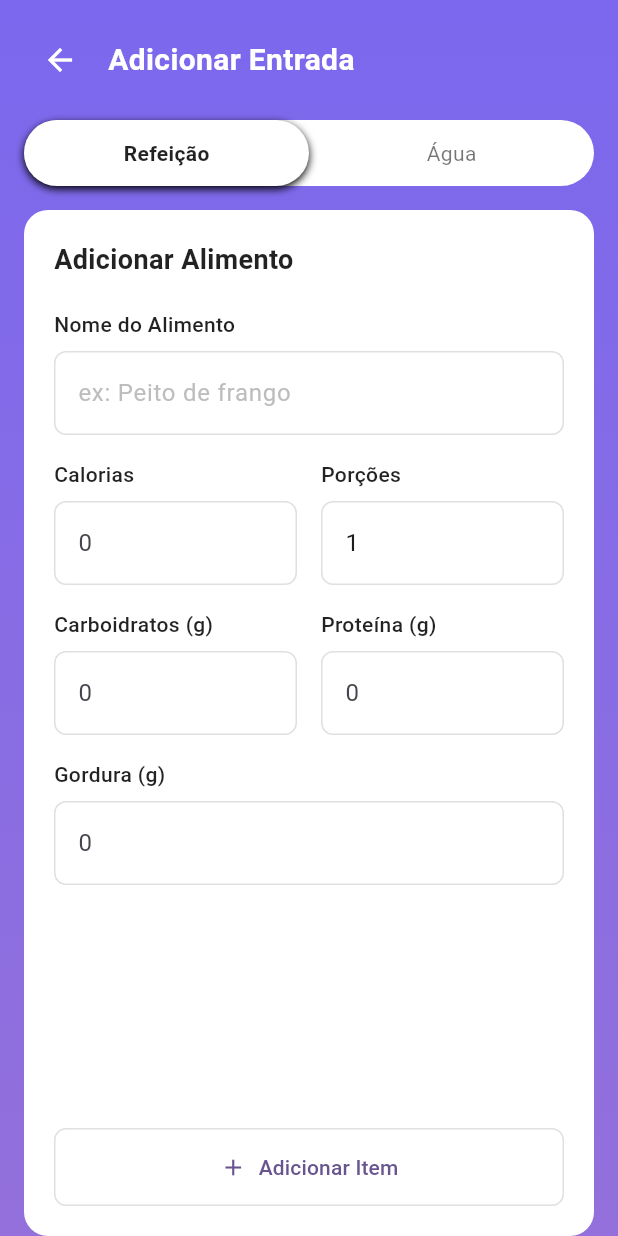
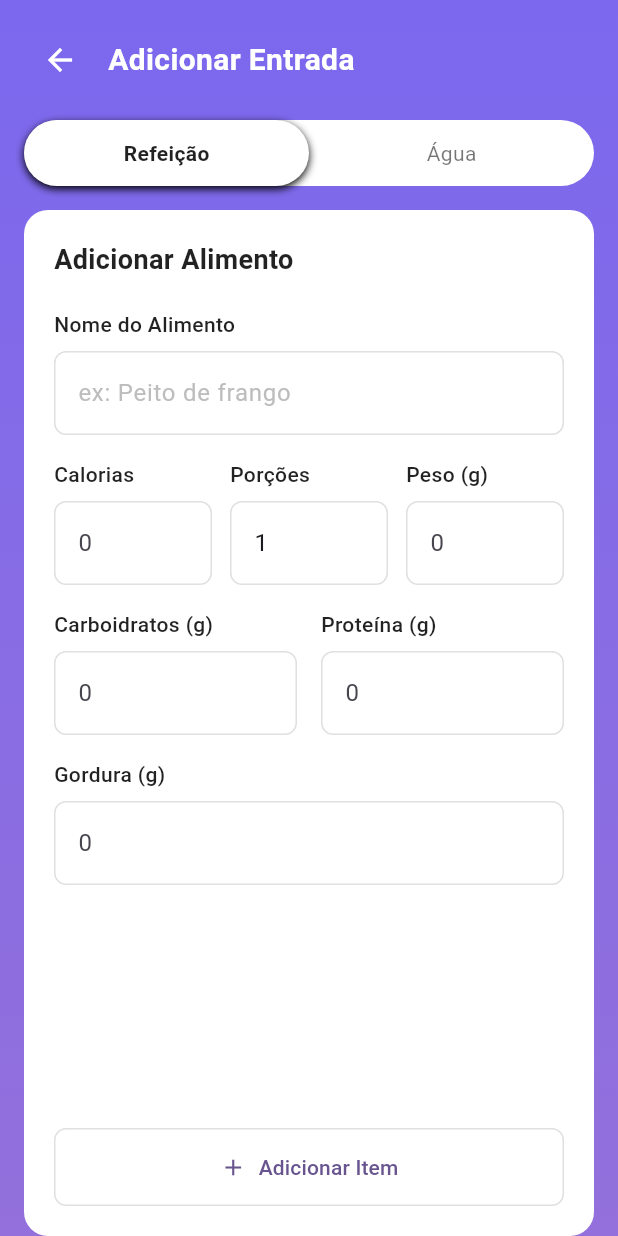
Before and after one commit to NeyDavid/daily_wellness_tracker, a Flutter app: the screen it shows after launch, after a tap on "Adicionar Refeição", on a phone screen of 412 x 824 dp. Run offline on Flutter 3.47's test engine with Material 3 defaults, Android fonts, the phone set to English and light mode, and no system bars.

Commit message:
finish app

```diff
--- a/lib/app_widget.dart
+++ b/lib/app_widget.dart
@@ -2,8 +2,8 @@ import 'package:flutter/material.dart';
 import 'package:flutter_localizations/flutter_localizations.dart';
 import 'package:provider/provider.dart';
 
-import 'src/features/home/home_controller.dart';
 import 'src/features/home/home_panel_page.dart';
+import 'src/shared/nutrition_data_controller.dart';
 
 class AppWidget extends StatelessWidget {
   const AppWidget({super.key});
@@ -11,7 +11,9 @@ class AppWidget extends StatelessWidget {
   @override
   Widget build(BuildContext context) {
     return MultiProvider(
-      providers: [ChangeNotifierProvider(create: (_) => HomeController())],
+      providers: [
+        ChangeNotifierProvider(create: (_) => NutritionDataController()),
+      ],
       child: MaterialApp(
         title: 'Daily Wellness Tracker',
         theme: ThemeData(
--- a/lib/src/features/food/add_food_page.dart
+++ b/lib/src/features/food/add_food_page.dart
@@ -1,8 +1,8 @@
 import 'package:flutter/material.dart';
 import 'package:provider/provider.dart';
 
-import '../../models/food_item.dart';
-import '../home/home_controller.dart';
+import '../../shared/models/food_item.dart';
+import '../../shared/nutrition_data_controller.dart';
 
 class AddFoodPage extends StatefulWidget {
   const AddFoodPage({super.key});
@@ -16,6 +16,7 @@ class _AddFoodPageState extends State<AddFoodPage> {
   final _nameController = TextEditingController();
   final _caloriesController = TextEditingController();
   final _portionsController = TextEditingController(text: '1');
+  final _weightController = TextEditingController();
   final _carbsController = TextEditingController();
   final _proteinsController = TextEditingController();
   final _fatsController = TextEditingController();
@@ -27,6 +28,7 @@ class _AddFoodPageState extends State<AddFoodPage> {
     _nameController.dispose();
     _caloriesController.dispose();
     _portionsController.dispose();
+    _weightController.dispose();
     _carbsController.dispose();
     _proteinsController.dispose();
     _fatsController.dispose();
@@ -227,7 +229,7 @@ class _AddFoodPageState extends State<AddFoodPage> {
             ),
             const SizedBox(height: 16),
 
-            // Row for Calories and Portions
+            // Row for Calories, Portions and Weight
             Row(
               children: [
                 Expanded(
@@ -280,7 +282,7 @@ class _AddFoodPageState extends State<AddFoodPage> {
                     ],
                   ),
                 ),
-                const SizedBox(width: 16),
+                const SizedBox(width: 12),
                 Expanded(
                   child: Column(
                     crossAxisAlignment: CrossAxisAlignment.start,
@@ -324,6 +326,56 @@ class _AddFoodPageState extends State<AddFoodPage> {
                           }
                           if (double.tryParse(value) == null) {
                             return 'Número inválido';
+                          }
+                          return null;
+                        },
+                      ),
+                    ],
+                  ),
+                ),
+                const SizedBox(width: 12),
+                Expanded(
+                  child: Column(
+                    crossAxisAlignment: CrossAxisAlignment.start,
+                    children: [
+                      const Text(
+                        'Peso (g)',
+                        style: TextStyle(
+                          fontSize: 14,
+                          fontWeight: FontWeight.w500,
+                          color: Colors.black87,
+                        ),
+                      ),
+                      const SizedBox(height: 8),
+                      TextFormField(
+                        controller: _weightController,
+                        keyboardType: TextInputType.number,
+                        decoration: InputDecoration(
+                          hintText: '0',
+                          border: OutlineInputBorder(
+                            borderRadius: BorderRadius.circular(8),
+                            borderSide: BorderSide(color: Colors.grey[300]!),
+                          ),
+                          enabledBorder: OutlineInputBorder(
+                            borderRadius: BorderRadius.circular(8),
+                            borderSide: BorderSide(color: Colors.grey[300]!),
+                          ),
+                          focusedBorder: OutlineInputBorder(
+                            borderRadius: BorderRadius.circular(8),
+                            borderSide: const BorderSide(
+                              color: Color(0xFF7B68EE),
+                            ),
+                          ),
+                          contentPadding: const EdgeInsets.symmetric(
+                            horizontal: 12,
+                            vertical: 16,
+                          ),
+                        ),
+                        validator: (value) {
+                          if (value != null && value.isNotEmpty) {
+                            if (double.tryParse(value) == null) {
+                              return 'Número inválido';
+                            }
                           }
                           return null;
                         },
@@ -525,13 +577,14 @@ class _AddFoodPageState extends State<AddFoodPage> {
         name: _nameController.text.trim(),
         calories: double.tryParse(_caloriesController.text) ?? 0.0,
         portions: double.tryParse(_portionsController.text) ?? 1.0,
+        weight: double.tryParse(_weightController.text) ?? 0.0,
         carbohydrates: double.tryParse(_carbsController.text) ?? 0.0,
         proteins: double.tryParse(_proteinsController.text) ?? 0.0,
         fats: double.tryParse(_fatsController.text) ?? 0.0,
       );
 
       // Salvar no controller
-      final controller = context.read<HomeController>();
+      final controller = context.read<NutritionDataController>();
       controller.saveFoodItem([foodItem]);
 
       // Mostrar confirmação e voltar
--- a/lib/src/features/home/home_panel_page.dart
+++ b/lib/src/features/home/home_panel_page.dart
@@ -3,7 +3,7 @@ import 'package:intl/intl.dart';
 import 'package:provider/provider.dart';
 
 import '../food/add_food_page.dart';
-import 'home_controller.dart';
+import '../../shared/nutrition_data_controller.dart';
 
 class HomePanelPage extends StatefulWidget {
   const HomePanelPage({super.key});
@@ -14,14 +14,14 @@ class HomePanelPage extends StatefulWidget {
 
 class _HomePanelPageState extends State<HomePanelPage>
     with SingleTickerProviderStateMixin {
-  late final HomeController controller;
+  late final NutritionDataController controller;
   late AnimationController _animationController;
   late Animation<double> _progressAnimation;
 
   @override
   void initState() {
     super.initState();
-    controller = context.read<HomeController>();
+    controller = context.read<NutritionDataController>();
 
     _animationController = AnimationController(
       duration: const Duration(milliseconds: 1500),
@@ -45,7 +45,7 @@ class _HomePanelPageState extends State<HomePanelPage>
   Widget build(BuildContext context) {
     return Scaffold(
       backgroundColor: Colors.transparent,
-      body: Consumer<HomeController>(
+      body: Consumer<NutritionDataController>(
         builder: (context, controller, child) {
           final todayNutritionData = controller.getNutritionDataByDate(
             DateTime.now(),
--- a/lib/src/models/food_item.dart
+++ b/lib/src/shared/models/food_item.dart
@@ -5,6 +5,7 @@ class FoodItem {
   final String name;
   final double calories;
   final double portions;
+  final double weight; // Peso da comida em gramas
   final double carbohydrates;
   final double proteins;
   final double fats;
@@ -15,6 +16,7 @@ class FoodItem {
     required this.name,
     required this.calories,
     required this.portions,
+    required this.weight,
     required this.carbohydrates,
     required this.proteins,
     required this.fats,
@@ -26,6 +28,7 @@ class FoodItem {
       name = '',
       calories = 0.0,
       portions = 1.0,
+      weight = 0.0,
       carbohydrates = 0.0,
       proteins = 0.0,
       fats = 0.0,
@@ -36,6 +39,7 @@ class FoodItem {
     required String name,
     required double calories,
     required double portions,
+    required double weight,
     required double carbohydrates,
     required double proteins,
     required double fats,
@@ -44,6 +48,7 @@ class FoodItem {
        name = name,
        calories = calories,
        portions = portions,
+       weight = weight,
        carbohydrates = carbohydrates,
        proteins = proteins,
        fats = fats,
@@ -54,6 +59,7 @@ class FoodItem {
     String? name,
     double? calories,
     double? portions,
+    double? weight,
     double? carbohydrates,
     double? proteins,
     double? fats,
@@ -64,6 +70,7 @@ class FoodItem {
       name: name ?? this.name,
       calories: calories ?? this.calories,
       portions: portions ?? this.portions,
+      weight: weight ?? this.weight,
       carbohydrates: carbohydrates ?? this.carbohydrates,
       proteins: proteins ?? this.proteins,
       fats: fats ?? this.fats,
@@ -133,6 +140,7 @@ class FoodItem {
       'name': name,
       'calories': calories,
       'portions': portions,
+      'weight': weight,
       'carbohydrates': carbohydrates,
       'proteins': proteins,
       'fats': fats,
@@ -146,6 +154,7 @@ class FoodItem {
       name: map['name']?.toString() ?? '',
       calories: map['calories']?.toDouble() ?? 0.0,
       portions: map['portions']?.toDouble() ?? 1.0,
+      weight: map['weight']?.toDouble() ?? 0.0,
       carbohydrates: map['carbohydrates']?.toDouble() ?? 0.0,
       proteins: map['proteins']?.toDouble() ?? 0.0,
       fats: map['fats']?.toDouble() ?? 0.0,
--- a/lib/src/features/home/home_controller.dart
+++ b/lib/src/shared/nutrition_data_controller.dart
@@ -1,11 +1,11 @@
 import 'dart:collection';
 
-import 'package:daily_wellness_tracker/src/models/food_item.dart';
+import 'package:daily_wellness_tracker/src/shared/models/food_item.dart';
 import 'package:flutter/material.dart';
 
-import '../../models/nutrition_data.dart';
+import 'models/nutrition_data.dart';
 
-class HomeController extends ChangeNotifier {
+class NutritionDataController extends ChangeNotifier {
   final List<NutritionData> _listNutritionData = [];
 
   UnmodifiableListView<NutritionData> get listNutritionData =>
```
Also changed, not shown: lib/src/shared/models/nutrition_data.dart (renamed from lib/src/models/nutrition_data.dart, +19 -5 lines), lib/src/shared/models/nutrition_goals.dart (renamed from lib/src/models/nutrition_goals.dart), 2 other files.
